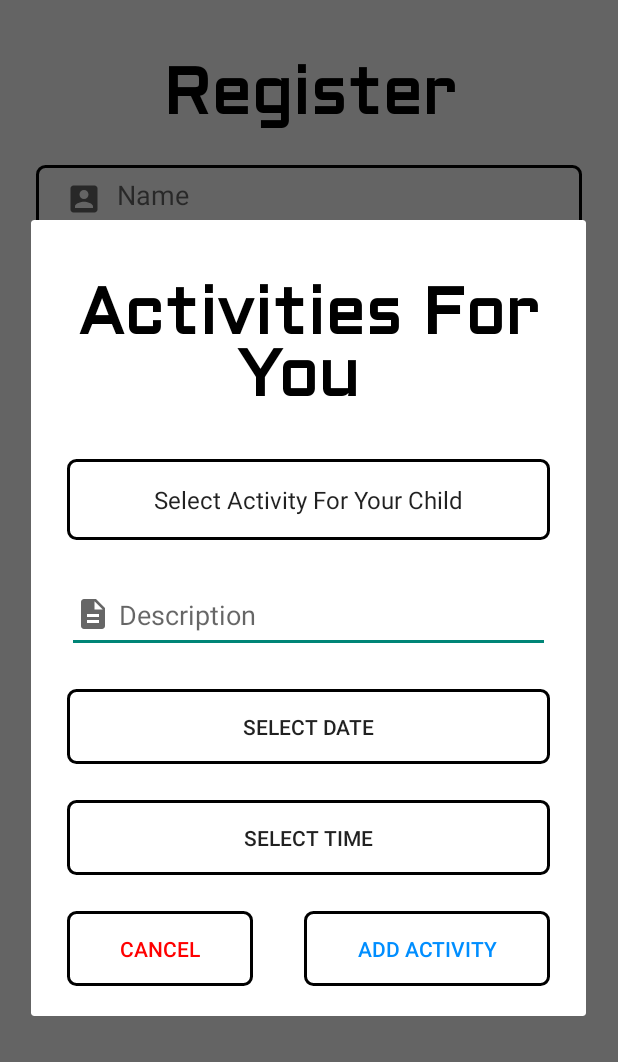
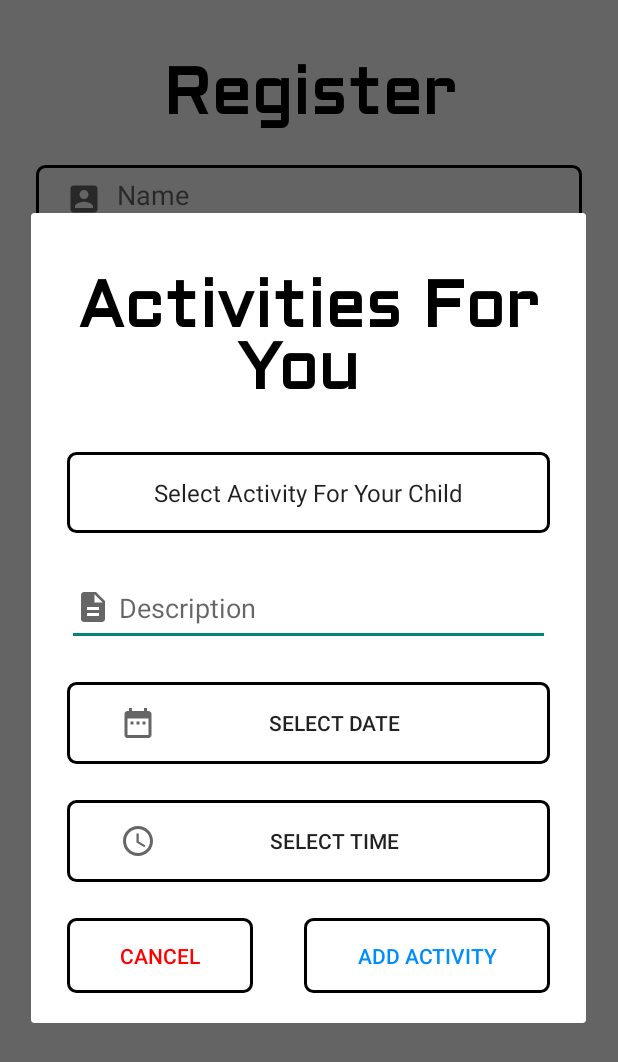
Before and after one commit to tayyabmaqsood/Easy-Scheduler-Application, an Android app: the registerChild screen opened directly, with no data from a screen before it, after a tap on "ADD ACTIVITIES", on a phone screen of 412 x 824 dp. Shown: the top 1062 px of the screen. Run offline under Robolectric (Android 15) with nearby library versions, the phone set to English and light mode, and no system bars; our stand-ins replace Firebase (no records; nobody signed in at launch, a user with empty details on screens opened directly).

Commit message:
add child info feature successfully added

```diff
--- a/app/src/main/java/com/example/parentalcontrolapplication/SignUpActivity.java
+++ b/app/src/main/java/com/example/parentalcontrolapplication/SignUpActivity.java
@@ -127,7 +127,6 @@ public class SignUpActivity extends AppCompatActivity implements AdapterView.OnI
                                             startActivity(new Intent(SignUpActivity.this,MainActivity.class));
                                         }
                                         else{
-                                            Log.d("Adding User other item",task.getException().getMessage().toString());
                                             if(progressDialog.isShowing())
                                                 progressDialog.dismiss();
                                         }
--- /dev/null
+++ b/app/src/main/res/drawable/ic_baseline_access_time_24.xml
@@ -0,0 +1,13 @@
+<vector xmlns:android="http://schemas.android.com/apk/res/android"
+    android:width="24dp"
+    android:height="24dp"
+    android:viewportWidth="24"
+    android:viewportHeight="24"
+    android:tint="?attr/colorControlNormal">
+  <path
+      android:fillColor="@android:color/white"
+      android:pathData="M11.99,2C6.47,2 2,6.48 2,12s4.47,10 9.99,10C17.52,22 22,17.52 22,12S17.52,2 11.99,2zM12,20c-4.42,0 -8,-3.58 -8,-8s3.58,-8 8,-8 8,3.58 8,8 -3.58,8 -8,8z"/>
+  <path
+      android:fillColor="@android:color/white"
+      android:pathData="M12.5,7H11v6l5.25,3.15 0.75,-1.23 -4.5,-2.67z"/>
+</vector>
--- /dev/null
+++ b/app/src/main/res/drawable/ic_baseline_date_range_24.xml
@@ -0,0 +1,10 @@
+<vector xmlns:android="http://schemas.android.com/apk/res/android"
+    android:width="24dp"
+    android:height="24dp"
+    android:viewportWidth="24"
+    android:viewportHeight="24"
+    android:tint="?attr/colorControlNormal">
+  <path
+      android:fillColor="@android:color/white"
+      android:pathData="M9,11L7,11v2h2v-2zM13,11h-2v2h2v-2zM17,11h-2v2h2v-2zM19,4h-1L18,2h-2v2L8,4L8,2L6,2v2L5,4c-1.11,0 -1.99,0.9 -1.99,2L3,20c0,1.1 0.89,2 2,2h14c1.1,0 2,-0.9 2,-2L21,6c0,-1.1 -0.9,-2 -2,-2zM19,20L5,20L5,9h14v11z"/>
+</vector>
--- a/app/src/main/res/layout/activity_register_child.xml
+++ b/app/src/main/res/layout/activity_register_child.xml
@@ -31,7 +31,7 @@
                 app:layout_constraintTop_toTopOf="parent" />
 
             <EditText
-                android:id="@+id/editTextChildName"
+                android:id="@+id/editTextChildNameReg"
                 android:layout_width="0dp"
                 android:layout_height="45dp"
                 android:layout_marginStart="24dp"
@@ -60,14 +60,14 @@
                 android:layout_marginStart="24dp"
                 android:layout_marginTop="16dp"
                 android:background="@drawable/input_bg"
+                android:hint="Age"
+                android:inputType="numberDecimal"
                 android:paddingLeft="20dp"
                 android:paddingTop="13dp"
                 android:paddingRight="20dp"
                 android:paddingBottom="13dp"
-                android:hint="Age"
                 app:layout_constraintStart_toStartOf="parent"
-                android:inputType="numberDecimal"
-                app:layout_constraintTop_toBottomOf="@+id/editTextChildName" />
+                app:layout_constraintTop_toBottomOf="@+id/editTextChildNameReg" />
 
             <Spinner
                 android:id="@+id/childGanderSpinner"
@@ -83,7 +83,7 @@
                 app:layout_constraintEnd_toEndOf="parent"
                 app:layout_constraintHorizontal_bias="0.0"
                 app:layout_constraintStart_toEndOf="@+id/editTextChildAge"
-                app:layout_constraintTop_toBottomOf="@+id/editTextChildName" />
+                app:layout_constraintTop_toBottomOf="@+id/editTextChildNameReg" />
 
             <Button
                 android:id="@+id/childDOB"
@@ -95,6 +95,9 @@
                 android:background="@drawable/input_bg"
                 android:onClick="openDatePicker"
                 android:text="Date Of Birth"
+                android:drawableLeft="@drawable/ic_baseline_date_range_24"
+                android:paddingLeft="5dp"
+                android:paddingRight="5dp"
                 app:layout_constraintEnd_toEndOf="parent"
                 app:layout_constraintHorizontal_bias="0.498"
                 app:layout_constraintStart_toStartOf="parent"
@@ -123,6 +126,7 @@
                 android:layout_marginTop="24dp"
                 android:layout_marginEnd="24dp"
                 android:background="@drawable/input_bg"
+                android:onClick="registerNewKid"
                 android:text="Register"
                 android:textSize="20sp"
                 app:layout_constraintEnd_toEndOf="parent"
@@ -130,6 +134,21 @@
                 app:layout_constraintStart_toStartOf="parent"
                 app:layout_constraintTop_toBottomOf="@+id/childActivities" />
 
+            <ListView
+                android:id="@+id/activitiesListView"
+                android:layout_width="0dp"
+                android:layout_height="0dp"
+                android:layout_marginStart="24dp"
+                android:layout_marginTop="16dp"
+                android:layout_marginEnd="24dp"
+                android:paddingTop="10dp"
+                android:paddingBottom="10dp"
+                app:layout_constraintBottom_toBottomOf="parent"
+                app:layout_constraintEnd_toEndOf="parent"
+                app:layout_constraintHorizontal_bias="0.5"
+                app:layout_constraintStart_toStartOf="parent"
+                app:layout_constraintTop_toBottomOf="@+id/childRegisterBtn" />
+
 
         </androidx.constraintlayout.widget.ConstraintLayout>
     </ScrollView>
--- a/app/src/main/res/layout/child_activities.xml
+++ b/app/src/main/res/layout/child_activities.xml
@@ -53,6 +53,8 @@
         android:paddingRight="35dp"
         android:paddingBottom="15dp"
         android:text="Select Date"
+        android:drawableLeft="@drawable/ic_baseline_date_range_24"
+        android:drawablePadding="10dp"
         app:layout_constraintEnd_toEndOf="parent"
         app:layout_constraintHorizontal_bias="0.0"
         app:layout_constraintStart_toStartOf="parent"
@@ -71,6 +73,8 @@
         android:layout_marginTop="24dp"
         android:layout_marginEnd="24dp"
         android:text="Select Time"
+        android:drawableLeft="@drawable/ic_baseline_access_time_24"
+        android:drawablePadding="10dp"
         app:layout_constraintEnd_toEndOf="parent"
         app:layout_constraintStart_toStartOf="parent"
         app:layout_constraintTop_toBottomOf="@+id/childActivityDate" />
```
Also changed, not shown: app/src/main/java/com/example/parentalcontrolapplication/Child.java (+43 -43 lines), app/src/main/java/com/example/parentalcontrolapplication/ChildActivities.java (added, +60 -0 lines), app/src/main/java/com/example/parentalcontrolapplication/registerChild.java (+138 -11 lines).
